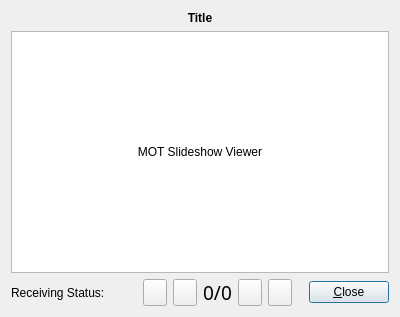
The window that dream/src/GUI-QT/slideshowwidget.ui (mmjee/dream-patched) describes before a commit, drawn with Qt 5.
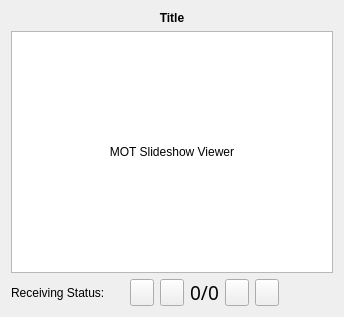
The same window after the commit. Icons and pictures are not drawn. Custom widgets are drawn as their Qt base class.

The edit to the form file:
```diff
--- a/dream/src/GUI-QT/slideshowwidget.ui
+++ b/dream/src/GUI-QT/slideshowwidget.ui
@@ -6,8 +6,8 @@
    <rect>
     <x>0</x>
     <y>0</y>
-    <width>400</width>
-    <height>300</height>
+    <width>340</width>
+    <height>314</height>
    </rect>
   </property>
   <property name="windowTitle">
@@ -158,22 +158,6 @@
        </property>
       </widget>
      </item>
-     <item>
-      <spacer name="Spacer5">
-       <property name="orientation">
-        <enum>Qt::Horizontal</enum>
-       </property>
-       <property name="sizeType">
-        <enum>QSizePolicy::Expanding</enum>
-       </property>
-       <property name="sizeHint" stdset="0">
-        <size>
-         <width>20</width>
-         <height>20</height>
-        </size>
-       </property>
-      </spacer>
-     </item>
      <item>
       <widget class="QToolButton" name="ButtonJumpBegin">
        <property name="sizePolicy">
@@ -304,31 +288,12 @@
        </property>
        <property name="sizeHint" stdset="0">
         <size>
-         <width>18</width>
+         <width>40</width>
          <height>20</height>
         </size>
        </property>
       </spacer>
      </item>
-     <item>
-      <widget class="QPushButton" name="buttonOk">
-       <property name="sizePolicy">
-        <sizepolicy hsizetype="Maximum" vsizetype="Maximum">
-         <horstretch>0</horstretch>
-         <verstretch>0</verstretch>
-        </sizepolicy>
-       </property>
-       <property name="text">
-        <string>&amp;Close</string>
-       </property>
-       <property name="autoDefault">
-        <bool>true</bool>
-       </property>
-       <property name="default">
-        <bool>true</bool>
-       </property>
-      </widget>
-     </item>
     </layout>
    </item>
   </layout>
```
